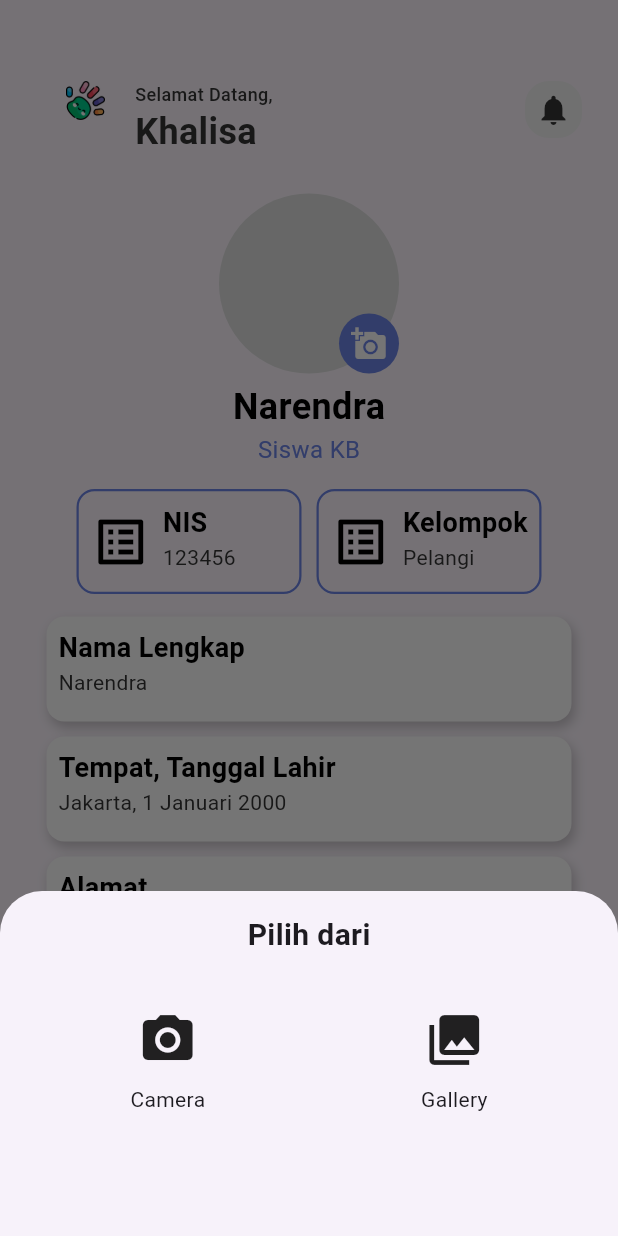
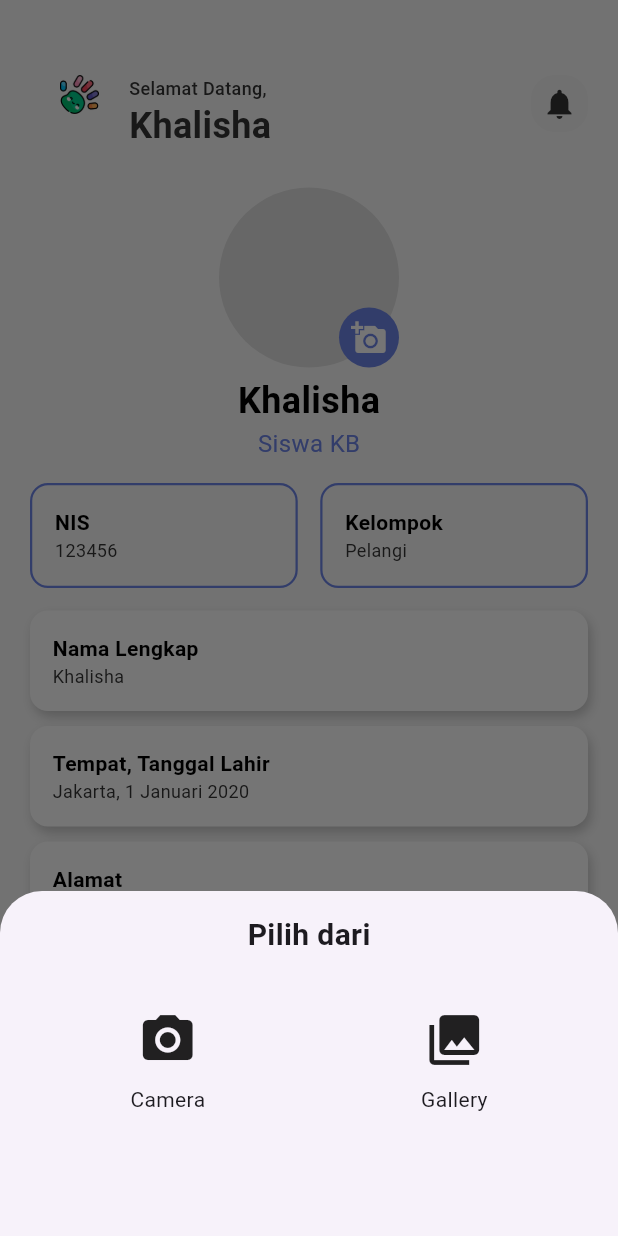
Before and after one commit to Nandra-png/talentaku_main, a Flutter app: the ProfileScreen screen opened directly, after a tap on the "add a photo" icon, on a phone screen of 412 x 824 dp. Run offline on Flutter 3.47's test engine with Material 3 defaults, Android fonts, the phone set to English and light mode, and no system bars; our stand-ins replace crystal_navigation_bar, get, iconly, image_picker; Roboto replaces fonts that are missing (Manrope).

Commit message:
fixed profile Screen

```diff
--- a/lib/controllers/home_controller.dart
+++ b/lib/controllers/home_controller.dart
@@ -6,7 +6,7 @@ import 'package:talentaku/models/laporan_preview_event.dart';
 import 'package:talentaku/controllers/laporan_siswa_controller.dart';
 
 class HomeController extends GetxController {
-  String userName = 'Khalisa';
+  String userName = 'Khalisha';
   late LaporanSiswaController laporanController;
 
   List<Event> events = [
--- a/lib/controllers/login_controller.dart
+++ b/lib/controllers/login_controller.dart
@@ -2,6 +2,7 @@ import 'dart:io';
 import 'package:flutter/material.dart';
 import 'package:get/get.dart';
 import 'package:image_picker/image_picker.dart';
+import 'package:talentaku/controllers/home_controller.dart';
 import '../constants/app_colors.dart';
 import '../constants/app_sizes.dart';
 import '../models/login_models.dart';
@@ -28,7 +29,8 @@ class LoginController extends GetxController {
     return CustomTextPairModel(
       primaryText: "Selamat Datang",
       secondaryText: "Semangat buat hari ini ya...",
-      primaryStyle: TextStyle(fontWeight: FontWeight.bold, fontSize: 24, color: Colors.black),
+      primaryStyle: TextStyle(
+          fontWeight: FontWeight.bold, fontSize: 24, color: Colors.black),
       secondaryStyle: TextStyle(fontSize: 16, color: Colors.black),
       alignment: CrossAxisAlignment.start,
     );
@@ -36,10 +38,12 @@ class LoginController extends GetxController {
 
   // Function to create a CustomTextPair model
   CustomTextPairModel getCustomTextPair() {
+    final homeController = Get.find<HomeController>();
     return CustomTextPairModel(
-      primaryText: "Narendra",
+      primaryText: homeController.userName,
       secondaryText: "Siswa KB",
-      primaryStyle: TextStyle(fontWeight: FontWeight.bold, fontSize: 24, color: AppColors.textDark),
+      primaryStyle: TextStyle(
+          fontWeight: FontWeight.bold, fontSize: 24, color: AppColors.textDark),
       secondaryStyle: TextStyle(fontSize: 16, color: AppColors.primary),
       alignment: CrossAxisAlignment.start,
     );
@@ -117,7 +121,8 @@ class LoginController extends GetxController {
 
   Future<void> pickImageFromCamera(BuildContext context) async {
     final picker = ImagePicker();
-    final XFile? pickedFile = await picker.pickImage(source: ImageSource.camera);
+    final XFile? pickedFile =
+        await picker.pickImage(source: ImageSource.camera);
 
     if (pickedFile != null) {
       profileImage.value = pickedFile.path;
@@ -127,7 +132,8 @@ class LoginController extends GetxController {
 
   Future<void> pickImageFromGallery(BuildContext context) async {
     final picker = ImagePicker();
-    final XFile? pickedFile = await picker.pickImage(source: ImageSource.gallery);
+    final XFile? pickedFile =
+        await picker.pickImage(source: ImageSource.gallery);
 
     if (pickedFile != null) {
       profileImage.value = pickedFile.path;
--- a/lib/controllers/profile_controller.dart
+++ b/lib/controllers/profile_controller.dart
@@ -1,18 +1,17 @@
 import 'package:flutter/material.dart';
 import 'package:get/get.dart';
 import 'package:talentaku/constants/app_colors.dart';
+import 'package:talentaku/controllers/home_controller.dart';
 import '../models/profile_models.dart';
 
 class ProfileController extends GetxController {
-  var user = Rx<UserModel>(
-    UserModel(
-      name: 'Narendra',
-      nis: '123456',
-      birthPlaceAndDate: 'Jakarta, 1 Januari 2000',
-      address: 'Jl. Raya No. 1',
-      group: 'Pelangi',
-    ),
-  );
+  late HomeController homeController;
+
+  @override
+  void onInit() {
+    super.onInit();
+    homeController = Get.find<HomeController>();
+  }
 
   TextPair getTextPair(String primaryText) {
     String secondaryText;
@@ -20,19 +19,19 @@ class ProfileController extends GetxController {
 
     switch (primaryText) {
       case 'Nama Lengkap':
-        secondaryText = user.value.name;
+        secondaryText = homeController.userName;
         break;
       case 'NIS':
-        secondaryText = user.value.nis;
+        secondaryText = '123456';
         break;
       case 'Tempat, Tanggal Lahir':
-        secondaryText = user.value.birthPlaceAndDate;
+        secondaryText = 'Jakarta, 1 Januari 2020';
         break;
       case 'Alamat':
-        secondaryText = user.value.address;
+        secondaryText = 'Jl. Raya No. 1';
         break;
       case 'Kelompok':
-        secondaryText = user.value.group;
+        secondaryText = 'Pelangi';
         icon = Icons.group;
         break;
       default:
@@ -43,11 +42,16 @@ class ProfileController extends GetxController {
       primaryText: primaryText,
       secondaryText: secondaryText,
       primaryStyle: TextStyle(
-          fontWeight: FontWeight.bold, fontSize: 18, color: AppColors.textDark),
-      secondaryStyle: TextStyle(fontSize: 14, color: AppColors.textPrimary),
+        fontWeight: FontWeight.w600,
+        fontSize: 14,
+        color: AppColors.textDark,
+      ),
+      secondaryStyle: TextStyle(
+        fontSize: 12,
+        color: AppColors.textPrimary,
+      ),
       alignment: CrossAxisAlignment.start,
-      icon: icon, // Pass icon if available
+      icon: icon,
     );
   }
-
 }
--- a/lib/views/profile/profile_screen.dart
+++ b/lib/views/profile/profile_screen.dart
@@ -1,6 +1,7 @@
 import 'package:flutter/material.dart';
 import 'package:get/get.dart';
 import '../../constants/app_sizes.dart';
+import '../../constants/app_colors.dart';
 import '../../controllers/profile_controller.dart';
 import '../../controllers/login_controller.dart';
 import '../../widgets/custom_text_pair.dart';
@@ -18,15 +19,13 @@ class ProfileScreen extends StatelessWidget {
     final loginController = Get.put(LoginController());
 
     return Scaffold(
+      backgroundColor: AppColors.background,
       body: Center(
-        child: Padding(
-          padding: const EdgeInsets.all(AppSizes.paddingXS),
         child: Column(
           mainAxisAlignment: MainAxisAlignment.start,
           children: [
             const SizedBox(height: AppSizes.spaceXL),
             const WelcomeSign(),
-
             const SizedBox(height: AppSizes.spaceL),
 
             // ProfileImagePicker
@@ -36,62 +35,58 @@ class ProfileScreen extends StatelessWidget {
 
             const SizedBox(height: AppSizes.spaceXS),
 
-              // CustomTextPairWidget
             CustomTextPairWidget(
               model: loginController.getCustomTextPair(),
             ),
 
             const SizedBox(height: AppSizes.spaceM),
 
-              // Row to display name and NIS in a single row
-              // Row to display name and NIS in a single row
-              Row(
-                mainAxisAlignment: MainAxisAlignment.center,
+            // Row untuk NIS dan Kelompok
+            Padding(
+              padding: EdgeInsets.symmetric(horizontal: AppSizes.paddingXL),
+              child: Row(
                 children: [
-                  Container(
-                    width: AppSizes.profile,
+                  Expanded(
                     child: TextPairWidget(
-                      icon: Icons.list_alt,
                       model: profileController.getTextPair('NIS'),
                       boxStyle: BoxStyle.border,
                     ),
                   ),
-                  const SizedBox(width: AppSizes.spaceS),
-                  Container(
-                    width: AppSizes.profile,
+                  SizedBox(width: AppSizes.spaceM),
+                  Expanded(
                     child: TextPairWidget(
-                      icon: Icons.list_alt,
                       model: profileController.getTextPair('Kelompok'),
                       boxStyle: BoxStyle.border,
                     ),
                   ),
                 ],
               ),
+            ),
 
             const SizedBox(height: AppSizes.spaceM),
 
-              // Additional profile info
-              Obx(() {
-                return Column(
+            // Informasi profil tambahan dengan padding horizontal
+            Padding(
+              padding: EdgeInsets.symmetric(horizontal: AppSizes.paddingXL),
+              child: Column(
                 children: [
                   TextPairWidget(
                     model: profileController.getTextPair('Nama Lengkap'),
                   ),
                   const SizedBox(height: AppSizes.spaceS),
                   TextPairWidget(
-                      model: profileController
-                          .getTextPair('Tempat, Tanggal Lahir'),
+                    model:
+                        profileController.getTextPair('Tempat, Tanggal Lahir'),
                   ),
                   const SizedBox(height: AppSizes.spaceS),
                   TextPairWidget(
                     model: profileController.getTextPair('Alamat'),
                   ),
-                    const SizedBox(height: AppSizes.spaceS),
                 ],
-                );
-              }),
+              ),
+            ),
 
-              const SizedBox(height: AppSizes.spaceM),
+            const SizedBox(height: AppSizes.spaceL),
 
             // Logout Button
             SizedBox(
@@ -109,7 +104,6 @@ class ProfileScreen extends StatelessWidget {
           ],
         ),
       ),
-      ),
     );
   }
 }
--- a/lib/widgets/profile_widgets.dart
+++ b/lib/widgets/profile_widgets.dart
@@ -9,26 +9,19 @@ enum BoxStyle { shadow, border }
 class TextPairWidget extends StatelessWidget {
   final TextPair model;
   final BoxStyle boxStyle;
-  final double? customWidth;
-  final double? customHeight;
-  final double borderWidth;
-  final IconData? icon;  // Menambahkan properti icon
+  final IconData? icon;
 
   const TextPairWidget({
     Key? key,
     required this.model,
     this.boxStyle = BoxStyle.shadow,
-    this.customWidth,
-    this.customHeight,
-    this.borderWidth = 1.5,
-    this.icon,  // Menambahkan parameter icon
+    this.icon,
   }) : super(key: key);
 
   @override
   Widget build(BuildContext context) {
-    BoxDecoration boxDecoration;
-    if (boxStyle == BoxStyle.shadow) {
-      boxDecoration = BoxDecoration(
+    BoxDecoration boxDecoration = boxStyle == BoxStyle.shadow
+        ? BoxDecoration(
             color: Colors.white,
             borderRadius: BorderRadius.circular(12),
             boxShadow: [
@@ -38,48 +31,43 @@ class TextPairWidget extends StatelessWidget {
                 offset: const Offset(2, 4),
               ),
             ],
-      );
-    } else {
-      boxDecoration = BoxDecoration(
+          )
+        : BoxDecoration(
             border: Border.all(
               color: AppColors.primary,
-          width: borderWidth,
+              width: 1.5,
             ),
             borderRadius: BorderRadius.circular(12),
-      );
-    }
-
-    // Menambahkan ikon pada layout row jika ada
-    Widget content = icon == null
-        ? Column(
-      crossAxisAlignment: model.alignment,
-      children: [
-        Text(model.primaryText, style: model.primaryStyle),
-        Text(model.secondaryText, style: model.secondaryStyle),
-      ],
-    )
-        : Row(
-      mainAxisAlignment: MainAxisAlignment.start,
-      children: [
-        Icon(icon, size: AppSizes.iconXL, color: model.primaryStyle.color),
-        const SizedBox(width: 8),  // Spacing antara ikon dan teks
-        Column(
-          crossAxisAlignment: model.alignment,
-          children: [
-            Text(model.primaryText, style: model.primaryStyle),
-            Text(model.secondaryText, style: model.secondaryStyle),
-          ],
-        ),
-      ],
           );
 
     return Container(
       decoration: boxDecoration,
-      width: customWidth ?? AppSizes.profileCardWidth,
-      height: customHeight ?? AppSizes.profileCardHeigth,
-      child: Padding(
-        padding: const EdgeInsets.all(AppSizes.paddingS),
-        child: content,
+      width: double.infinity,
+      padding: EdgeInsets.all(AppSizes.paddingL),
+      child: Row(
+        children: [
+          if (icon != null) ...[
+            Icon(icon, size: AppSizes.iconM, color: AppColors.primary),
+            SizedBox(width: AppSizes.spaceS),
+          ],
+          Expanded(
+            child: Column(
+              crossAxisAlignment: CrossAxisAlignment.start,
+              children: [
+                Text(
+                  model.primaryText,
+                  style: model.primaryStyle,
+                  overflow: TextOverflow.ellipsis,
+                ),
+                Text(
+                  model.secondaryText,
+                  style: model.secondaryStyle,
+                  overflow: TextOverflow.ellipsis,
+                ),
+              ],
+            ),
+          ),
+        ],
       ),
     );
   }
```
Lines whose indentation alone changed are shown as unchanged.
